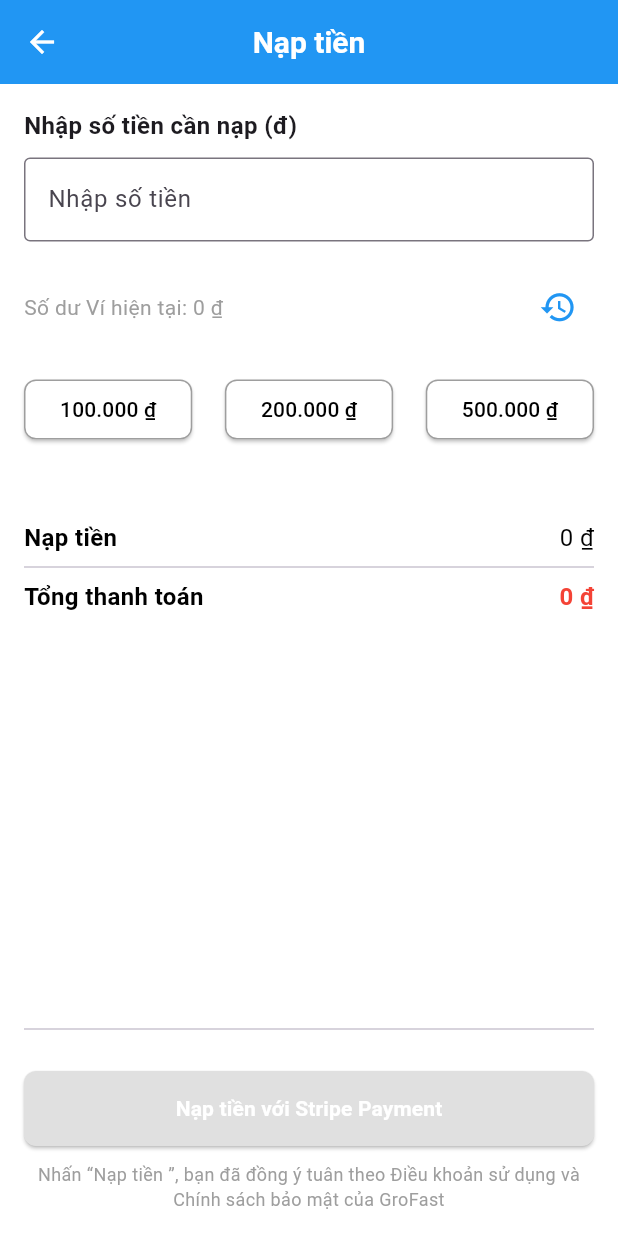
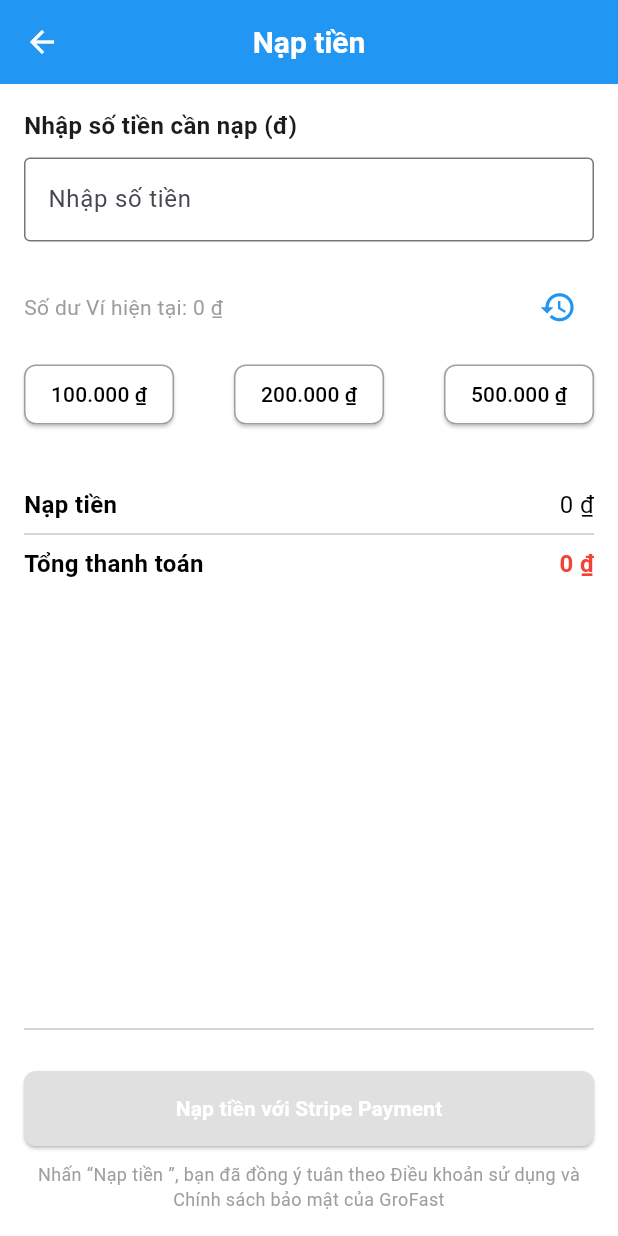
Before and after one commit to dangvcuong/GroFast_Consumers, a Flutter app: the screen it shows once a user with an empty profile is signed in, item 5 of the bottom bar chosen, after a tap on "Nạp tiền", on a phone screen of 412 x 824 dp. Run offline on Flutter 3.47's test engine with Material 3 defaults, Android fonts, the phone set to English and light mode, and no system bars; our stand-ins replace cloud_firestore, diacritic, dio, eva_icons_flutter, file_picker, firebase_auth and 21 more; missing offline and left inert: app_settings, enefty_icons, flutter_stripe; accounts and stored records are empty; statements that could not run were skipped; key blocks and very long unbroken strings in the code were emptied for the run.

Commit message:
update code

```diff
--- a/lib/features/shop/views/favorites/favorite_products_screen.dart
+++ b/lib/features/shop/views/favorites/favorite_products_screen.dart
@@ -77,7 +77,7 @@ class FavoriteProductsScreen extends StatelessWidget {
                             crossAxisCount: 2,
                             crossAxisSpacing: 8.0,
                             mainAxisSpacing: 8.0,
-                            childAspectRatio: 0.7,
+                            childAspectRatio: 0.65,
                           ),
                           itemBuilder: (context, index) {
                             return ProductCard(
--- a/lib/features/shop/views/home/home_screen.dart
+++ b/lib/features/shop/views/home/home_screen.dart
@@ -31,7 +31,7 @@ class _HomeScreenState extends State<HomeScreen>
   bool _isImageVisible = true;
 
   double _imageTop = 550;
-  double _imageLeft = 280;
+  double _imageLeft = 250;
   Timer? _imageTimer;
 
   late double screenWidth;
--- a/lib/features/shop/views/profile/widgets/ReviewPage_screen.dart
+++ b/lib/features/shop/views/profile/widgets/ReviewPage_screen.dart
@@ -156,13 +156,14 @@ class _ReviewPageState extends State<ReviewPage> {
                 });
               },
             ),
-            const SizedBox(height: 20),
+            const SizedBox(height: 10),
 
             // Ô nhập nội dung đánh giá
             const Text("Nội dung đánh giá:"),
             TextField(
               controller: _reviewController,
               maxLines: 5,
+              minLines: 1,
               decoration: const InputDecoration(
                 border: OutlineInputBorder(),
                 hintText: 'Nhập nội dung đánh giá...',
--- a/lib/features/shop/views/profile/widgets/WalletTopUpScreen.dart
+++ b/lib/features/shop/views/profile/widgets/WalletTopUpScreen.dart
@@ -20,6 +20,7 @@ class _WalletTopUpScreenState extends State<WalletTopUpScreen> {
   int totalAmount = 0;
   final formatter = NumberFormat.currency(locale: 'vi_VN', symbol: '₫');
   final formatterInput = NumberFormat.currency(locale: 'vi_VN', symbol: "  ");
+
   @override
   void initState() {
     super.initState();
@@ -127,7 +128,8 @@ class _WalletTopUpScreenState extends State<WalletTopUpScreen> {
               mainAxisAlignment: MainAxisAlignment.spaceBetween,
               children: [
                 Text(
-                  "Số dư Ví hiện tại: ${formatter.format(currentUser?.balance ?? 0)}",
+                  "Số dư Ví hiện tại: ${formatter.format(
+                      currentUser?.balance ?? 0)}",
                   style: const TextStyle(color: Colors.grey),
                 ),
                 IconButton(
@@ -140,7 +142,8 @@ class _WalletTopUpScreenState extends State<WalletTopUpScreen> {
                     Navigator.pushReplacement(
                       context,
                       MaterialPageRoute(
-                        builder: (context) => PaymenthistoryScreen(
+                        builder: (context) =>
+                            PaymenthistoryScreen(
                                 userId: currentUser!
                                     .id), // Thay thế YourCurrentPage bằng widget hiện tại của bạn
                       ),
@@ -150,7 +153,7 @@ class _WalletTopUpScreenState extends State<WalletTopUpScreen> {
               ],
             ),
 
-            const SizedBox(height: 20),
+            const SizedBox(height: 10),
             Row(
               mainAxisAlignment: MainAxisAlignment.spaceBetween,
               children: [
@@ -159,7 +162,7 @@ class _WalletTopUpScreenState extends State<WalletTopUpScreen> {
                 _buildAmountButton(context, "500000"),
               ],
             ),
-            const SizedBox(height: 50),
+            const SizedBox(height: 38),
             Row(
               mainAxisAlignment: MainAxisAlignment.spaceBetween,
               children: [
@@ -252,9 +255,12 @@ class _WalletTopUpScreenState extends State<WalletTopUpScreen> {
         backgroundColor: Colors.white,
         side: const BorderSide(color: Colors.grey),
         shape: RoundedRectangleBorder(
-          borderRadius: BorderRadius.circular(
-              8), // Bo tròn nhẹ (hoặc 0 để hoàn toàn vuông)
+          borderRadius: BorderRadius.circular(8),
         ),
+        minimumSize: const Size(100, 40),
+        // Điều chỉnh kích thước tối thiểu (chiều rộng, chiều cao)
+        padding: const EdgeInsets.symmetric(
+            horizontal: 8, vertical: 4), // Thêm padding bên trong
       ),
       child: Text(
         formatter.format(int.parse(amount)),
--- a/lib/features/shop/views/profile/widgets/profile_detail_screen.dart
+++ b/lib/features/shop/views/profile/widgets/profile_detail_screen.dart
@@ -258,7 +258,7 @@ class _ProfileDetailScreenState extends State<ProfileDetailScreen> {
                           Row(
                             children: [
                               SizedBox(
-                                width: 200, // Giới hạn chiều rộng
+                                width: 179, // Giới hạn chiều rộng
                                 child: Text(
                                   currentUser != null
                                       ? currentUser!.phoneNumber
--- a/lib/features/shop/views/search/search_screen.dart
+++ b/lib/features/shop/views/search/search_screen.dart
@@ -217,10 +217,10 @@ class _SearchScreenState extends State<SearchScreen> {
                           gridDelegate:
                               const SliverGridDelegateWithFixedCrossAxisCount(
                             crossAxisCount: 2, // Số cột (2 cột)
-                            crossAxisSpacing: 8.0,
-                            mainAxisSpacing: 8.0,
+                            crossAxisSpacing: 5.0,
+                            mainAxisSpacing: 5.0,
                             childAspectRatio:
-                                0.7, // Điều chỉnh tỷ lệ theo ý muốn
+                                0.65, // Điều chỉnh tỷ lệ theo ý muốn
                           ),
                           itemBuilder: (context, index) {
                             final userId = FirebaseAuth.instance.currentUser
--- a/lib/features/shop/views/search/widgets/productdetailscreen.dart
+++ b/lib/features/shop/views/search/widgets/productdetailscreen.dart
@@ -321,7 +321,7 @@ class _ProductDetailScreenState extends State<ProductDetailScreen> {
                   crossAxisCount: 2,
                   crossAxisSpacing: 8.0,
                   mainAxisSpacing: 8.0,
-                  childAspectRatio: 0.7,
+                  childAspectRatio: 0.65,
                 ),
                 shrinkWrap: true, // Thu nhỏ GridView vừa với nội dung
                 physics:
```
Also changed, not shown: lib/features/shop/views/voucher/voucher_screen.dart (+62 -62 lines). Lines whose indentation alone changed are shown as unchanged.
